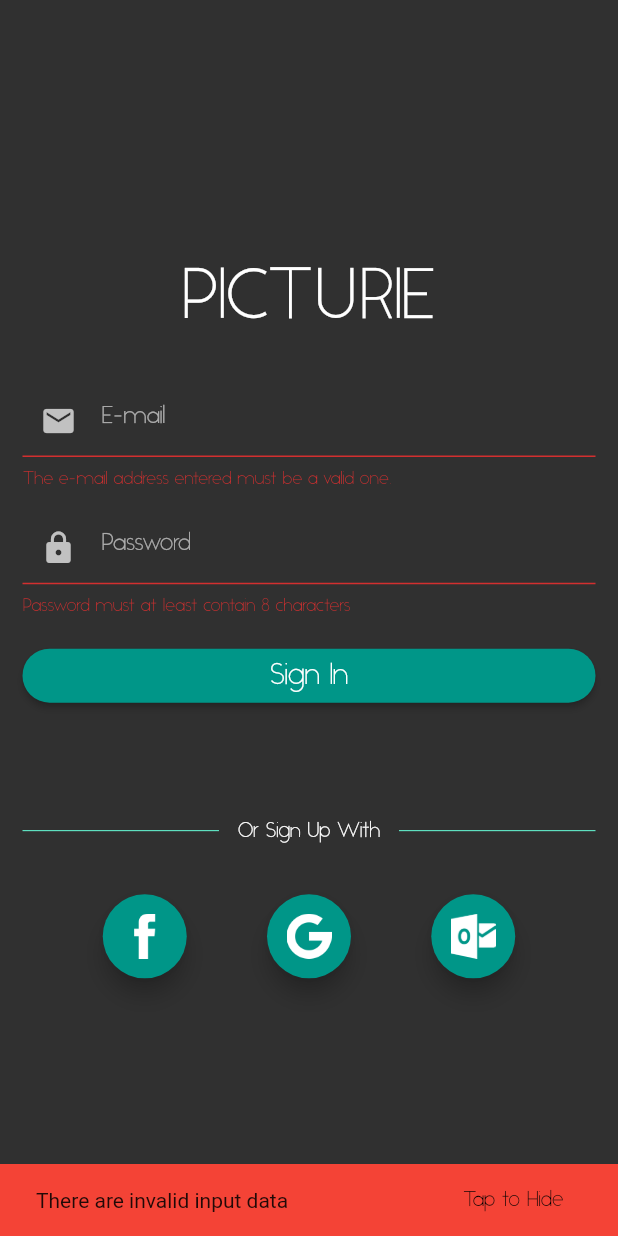
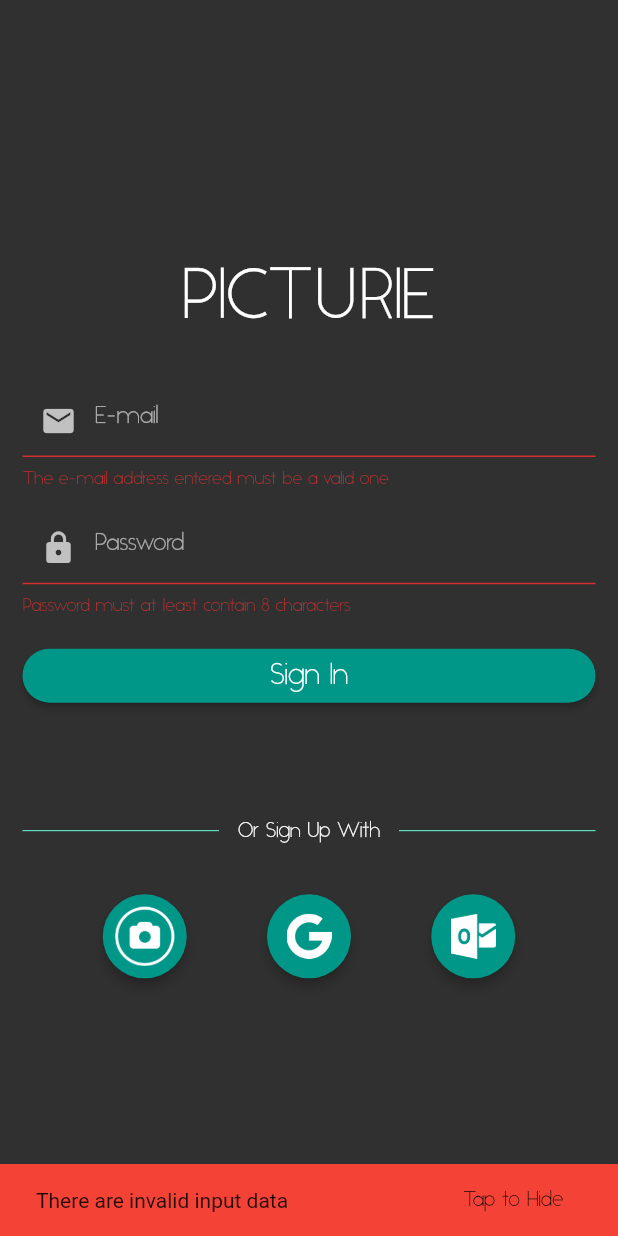
Before and after one commit to HossamElghamry/Picturie, a Flutter app: the screen it shows after launch, after a tap on "Sign In", on a phone screen of 412 x 824 dp. Run offline on Flutter 3.47's test engine with Material 2 defaults, Android fonts, the light colour scheme and no system bars; our stand-ins replace camera, cloud_firestore, firebase_auth, flare_flutter, gallery_saver, google_sign_in and 1 more; accounts and stored records are empty.

Commit message:
sign up and sign in complete with animation

```diff
--- a/lib/main.dart
+++ b/lib/main.dart
@@ -1,15 +1,13 @@
-import 'package:camera/camera.dart';
 import 'package:firebase_auth/firebase_auth.dart';
 import 'package:flutter/material.dart';
 import 'package:picturie/src/authentication_bloc.dart';
+import 'package:picturie/src/common/picturie_loading_indicator.dart';
 import 'package:picturie/src/global_bloc.dart';
 import 'package:picturie/src/ui/camera_view/camera_view.dart';
 import 'package:picturie/src/ui/sign_in/sign_in.dart';
-import 'package:picturie/src/ui/sign_up/sign_up.dart';
 import 'package:picturie/src/ui/tab_view/tab_view.dart';
 import 'package:provider/provider.dart';
 import 'package:flutter/services.dart';
-import 'package:rxdart/rxdart.dart';
 
 void main() {
   runApp(Picturie());
@@ -49,7 +47,9 @@ class _PicturieState extends State<Picturie> {
             stream: authService.user,
             builder: (context, snapshot) {
               if (snapshot.connectionState == ConnectionState.waiting) {
-                return CircularProgressIndicator();
+                return Scaffold(
+                  body: PicturieLoadingIndicator(),
+                );
               } else {
                 if (snapshot.hasData) {
                   return HomeTabView();
--- a/lib/src/authentication_bloc.dart
+++ b/lib/src/authentication_bloc.dart
@@ -1,6 +1,5 @@
 import 'package:cloud_firestore/cloud_firestore.dart';
 import 'package:firebase_auth/firebase_auth.dart';
-import 'package:picturie/src/common/sign_in_data.dart';
 import 'package:picturie/src/common/sign_up_data.dart';
 import 'package:rxdart/rxdart.dart';
 import 'package:google_sign_in/google_sign_in.dart';
@@ -46,7 +45,6 @@ class AuthService {
 
   Future<FirebaseUser> picturieSignIn(String email, String password) async {
     loading.add(true);
-
     FirebaseUser user = await _auth.signInWithEmailAndPassword(
         email: email, password: password);
     updateUser(user);
@@ -98,6 +96,10 @@ class AuthService {
     );
   }
 
+  void cancelLoad() {
+    loading.add(false);
+  }
+
   void signOut() {
     _auth.signOut();
   }
--- /dev/null
+++ b/lib/src/common/picturie_loading_indicator.dart
@@ -0,0 +1,56 @@
+import 'package:flutter/material.dart';
+import 'package:flare_flutter/flare_actor.dart';
+
+class PicturieLoadingIndicator extends StatelessWidget {
+  final String _status;
+
+  PicturieLoadingIndicator({Key key, status}) : _status = status;
+
+  @override
+  Widget build(BuildContext context) {
+    if (_status == null) {
+      return Center(
+        child: FlareActor(
+          "assets/animations/loading_indicator.flr",
+          fit: BoxFit.contain,
+          animation: "Load",
+        ),
+      );
+    }
+    return Column(
+      mainAxisAlignment: MainAxisAlignment.center,
+      children: <Widget>[
+        Flexible(
+          flex: 1,
+          child: SizedBox(
+            height: double.infinity,
+          ),
+        ),
+        Flexible(
+          flex: 3,
+          child: Container(
+            child: FlareActor(
+              "assets/animations/loading_indicator.flr",
+              fit: BoxFit.contain,
+              animation: "Load",
+            ),
+          ),
+        ),
+        Flexible(
+          flex: 2,
+          child: Container(
+            child: Center(
+              child: Text(
+                _status,
+                style: TextStyle(
+                  fontSize: 30,
+                  color: Colors.white,
+                ),
+              ),
+            ),
+          ),
+        ),
+      ],
+    );
+  }
+}
--- a/lib/src/ui/sign_in/sign_in.dart
+++ b/lib/src/ui/sign_in/sign_in.dart
@@ -1,13 +1,15 @@
 import 'package:flutter/material.dart';
 import 'package:picturie/src/authentication_bloc.dart';
+import 'package:picturie/src/common/picturie_loading_indicator.dart';
 import 'package:picturie/src/common/platforms.dart';
 import 'package:picturie/src/common/sign_in_data.dart';
 import 'package:picturie/src/ui/sign_in/widgets/divider_centeredtext.dart';
 import 'package:picturie/src/ui/sign_in/widgets/email_field.dart';
 import 'package:picturie/src/ui/sign_in/widgets/password_field.dart';
 import 'package:picturie/src/ui/sign_in/widgets/picturie_logo.dart';
-import 'package:picturie/src/ui/sign_in/widgets/sign_in_alternative.dart';
 import 'package:picturie/src/ui/sign_in/widgets/sign_in_button.dart';
+import 'package:picturie/src/ui/sign_in/widgets/sign_up_platform.dart';
+import 'package:provider/provider.dart';
 
 class SignInScreen extends StatefulWidget {
   @override
@@ -17,19 +19,34 @@ class SignInScreen extends StatefulWidget {
 class _SignInScreenState extends State<SignInScreen> {
   GlobalKey<FormState> _signInFormKey;
   SignInData _signInData;
+  GlobalKey<ScaffoldState> _scaffoldKey;
 
   @override
   void initState() {
     _signInFormKey = GlobalKey<FormState>();
     _signInData = SignInData("", "");
+    _scaffoldKey = GlobalKey<ScaffoldState>();
     super.initState();
   }
 
   @override
   Widget build(BuildContext context) {
+    final AuthService _authService = Provider.of<AuthService>(context);
     return Scaffold(
+      key: _scaffoldKey,
       resizeToAvoidBottomPadding: false,
-      body: Padding(
+      body: StreamBuilder<bool>(
+          stream: _authService.loading,
+          builder: (context, snapshot) {
+            if (!snapshot.hasData) {
+              return Container();
+            }
+            if (snapshot.data) {
+              return PicturieLoadingIndicator(
+                status: "Signing In",
+              );
+            }
+            return Padding(
               padding: EdgeInsets.symmetric(horizontal: 15.0, vertical: 30),
               child: Container(
                 child: Column(
@@ -63,6 +80,7 @@ class _SignInScreenState extends State<SignInScreen> {
                                 child: SignInButton(
                                   data: _signInData,
                                   formKey: _signInFormKey,
+                                  scaffoldKey: _scaffoldKey,
                                 ),
                               ),
                             ],
@@ -81,7 +99,7 @@ class _SignInScreenState extends State<SignInScreen> {
                         children: <Widget>[
                           SignInPlatformButton(
                             platform: Platform.Picturie,
-                      logoPath: 'assets/icons/facebook_icon.png',
+                            logoPath: 'assets/icons/picturie_logo_cam_only.png',
                           ),
                           // SignInPlatformButton(
                           //   platform: Platform.Facebook,
@@ -101,7 +119,8 @@ class _SignInScreenState extends State<SignInScreen> {
                   ],
                 ),
               ),
-      ),
+            );
+          }),
     );
   }
 }
--- a/lib/src/ui/sign_in/widgets/email_field.dart
+++ b/lib/src/ui/sign_in/widgets/email_field.dart
@@ -18,7 +18,7 @@ class _EmailFormFieldState extends State<EmailFormField> {
       child: TextFormField(
         decoration: InputDecoration(
           prefixIcon: Icon(Icons.email),
-          hintText: " E-mail",
+          hintText: "E-mail",
         ),
         validator: _validateEmail,
         onSaved: (String acceptedEmail) {
--- a/lib/src/ui/sign_in/widgets/password_field.dart
+++ b/lib/src/ui/sign_in/widgets/password_field.dart
@@ -19,7 +19,7 @@ class _PasswordFormFieldState extends State<PasswordFormField> {
         obscureText: true,
         decoration: InputDecoration(
           prefixIcon: Icon(Icons.lock),
-          hintText: " Password",
+          hintText: "Password",
         ),
         validator: _validatePassword,
         onSaved: (String acceptedPassword) {
--- a/lib/src/ui/sign_in/widgets/sign_in_button.dart
+++ b/lib/src/ui/sign_in/widgets/sign_in_button.dart
@@ -2,15 +2,16 @@ import 'package:firebase_auth/firebase_auth.dart';
 import 'package:flutter/material.dart';
 import 'package:picturie/src/authentication_bloc.dart';
 import 'package:picturie/src/common/sign_in_data.dart';
-import 'package:picturie/src/ui/tab_view/tab_view.dart';
 import 'package:provider/provider.dart';
 
 class SignInButton extends StatefulWidget {
-  GlobalKey<FormState> _formKey;
+  final GlobalKey<FormState> _formKey;
   final SignInData _data;
-  SignInButton({Key key, formKey, data})
+  final GlobalKey<ScaffoldState> _scaffoldKey;
+  SignInButton({Key key, formKey, data, scaffoldKey})
       : _formKey = formKey,
-        _data = data;
+        _data = data,
+        _scaffoldKey = scaffoldKey;
 
   @override
   _SignInButtonState createState() => _SignInButtonState();
@@ -35,16 +36,17 @@ class _SignInButtonState extends State<SignInButton> {
         onPressed: () async {
           if (widget._formKey.currentState.validate()) {
             widget._formKey.currentState.save();
-            Future<FirebaseUser> user = _authService
-                .picturieSignIn(widget._data.email, widget._data.password)
-                .catchError((e) {
-              Scaffold.of(context).showSnackBar(
+            try {
+              FirebaseUser user = await _authService.picturieSignIn(
+                  widget._data.email, widget._data.password);
+            } on Exception catch (e) {
+              widget._scaffoldKey.currentState.showSnackBar(
                 SnackBar(
-                  content: Text('Invalid Credentials'),
+                  content: Text('Invalid credentials'),
                   backgroundColor: Colors.red,
                   duration: Duration(seconds: 3),
                   action: SnackBarAction(
-                    label: "Tap to Hide",
+                    label: "Tap to hide",
                     textColor: Colors.black,
                     onPressed: () {
                       Scaffold.of(context).hideCurrentSnackBar();
@@ -52,7 +54,8 @@ class _SignInButtonState extends State<SignInButton> {
                   ),
                 ),
               );
-            });
+              _authService.cancelLoad();
+            }
           } else {
             Scaffold.of(context).showSnackBar(
               SnackBar(
--- a/lib/src/ui/sign_in/widgets/sign_in_alternative.dart
+++ b/lib/src/ui/sign_in/widgets/sign_up_platform.dart
@@ -18,6 +18,8 @@ class SignInPlatformButton extends StatelessWidget {
     return FloatingActionButton(
       heroTag: null,
       backgroundColor: Colors.teal,
+      hoverElevation: 5,
+      elevation: 3,
       onPressed: () {
         switch (_platform) {
           case Platform.Picturie:
@@ -53,8 +55,8 @@ class SignInPlatformButton extends StatelessWidget {
         }
       },
       child: Container(
-        width: 30,
-        height: 30,
+        width: _platform == Platform.Picturie ? 40 : 30,
+        height: _platform == Platform.Picturie ? 40 : 30,
         child: Image.asset(
           _logoPath,
           color: Colors.white,
--- a/pubspec.yaml
+++ b/pubspec.yaml
@@ -29,6 +29,7 @@ dependencies:
   firebase_auth: ^0.11.1+3
   cloud_firestore: ^0.12.9
   google_sign_in: ^4.0.6
+  flare_flutter: ^1.5.5
 
   # The following adds the Cupertino Icons font to your application.
   # Use with the CupertinoIcons class for iOS style icons.
@@ -53,8 +54,8 @@ flutter:
   # To add assets to your application, add an assets section, like this:
   assets:
    - assets/icons/
+   - assets/animations/
   #  - images/a_dot_ham.jpeg
-
   # An image asset can refer to one or more resolution-specific "variants", see
   # https://flutter.dev/assets-and-images/#resolution-aware.
 
```
Also changed, not shown: lib/src/ui/settings_view/settings.dart (+17 -4 lines), lib/src/ui/sign_up/sign_up.dart (+22 -2 lines), lib/src/ui/sign_up/widgets/signup_button.dart (+29 -8 lines), assets/icons/picturie_logo.png (added), assets/icons/picturie_logo_cam_only.png (added), pubspec.lock, 1 other file. Lines whose indentation alone changed are shown as unchanged.
